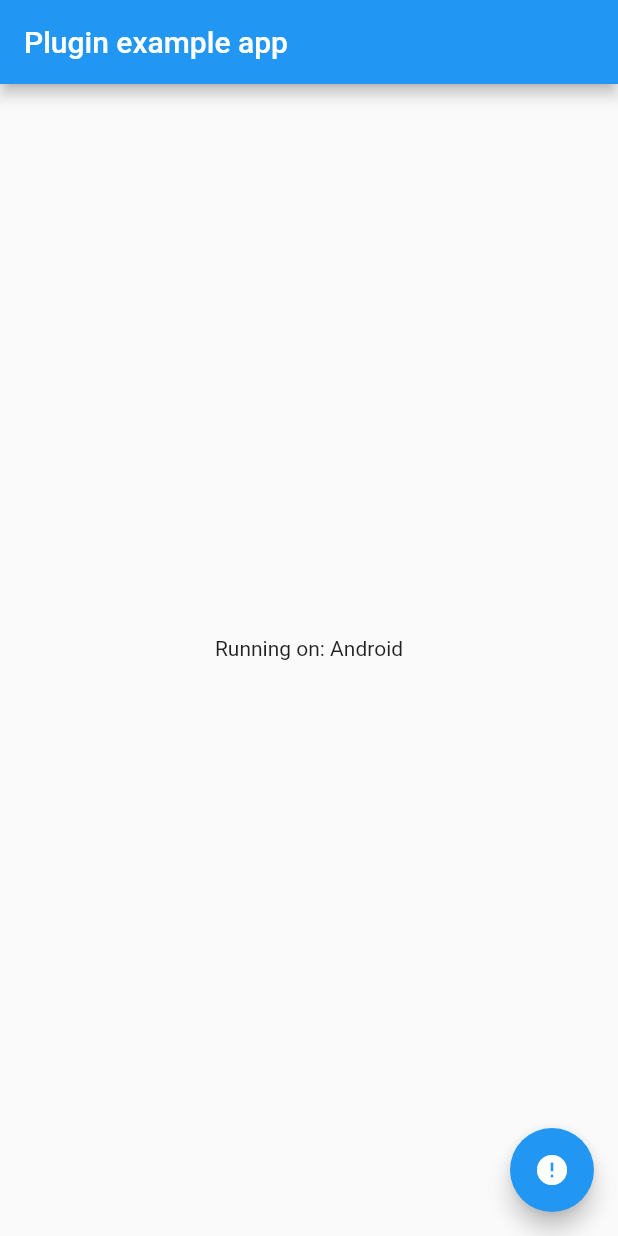
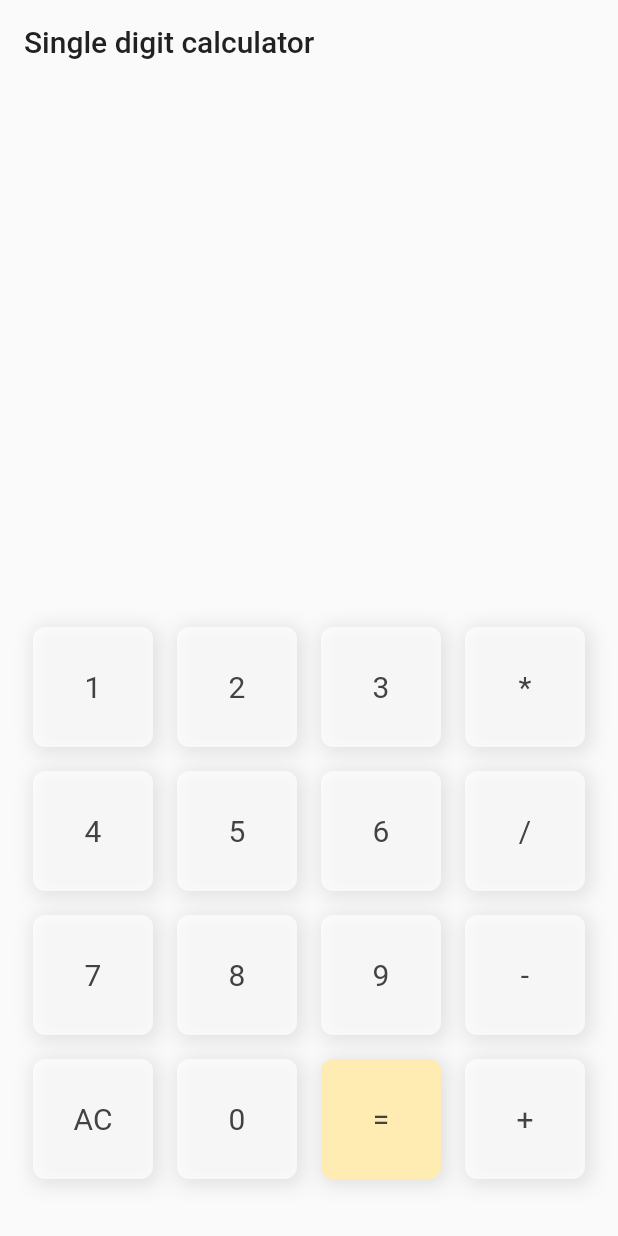
Before and after one commit to samarjeetr2001/error-tracker, a Flutter app: the screen it shows after launch, on a phone screen of 412 x 824 dp. Run offline on Flutter 3.47's test engine with Material 2 defaults, Android fonts, the phone set to English and light mode, and no system bars; our stand-ins replace dio, get, plugin_platform_interface.

Commit message:
demo app

```diff
--- /dev/null
+++ b/example/lib/calculator_view.dart
@@ -0,0 +1,174 @@
+import 'package:flutter/material.dart';
+import 'package:get/get.dart';
+
+import 'calculator_repository.dart';
+
+class Calculator extends StatefulWidget {
+  const Calculator({Key? key}) : super(key: key);
+
+  @override
+  State<Calculator> createState() => _CalculatorState();
+}
+
+class _CalculatorState extends State<Calculator> {
+  int? _num1;
+  int? _num2;
+  num? _result;
+  String? _opt;
+  @override
+  Widget build(BuildContext context) {
+    return Scaffold(
+      appBar: AppBar(
+        title: Text(
+          'Single digit calculator',
+          style: TextStyle(color: Colors.grey.shade900),
+        ),
+        backgroundColor: Colors.transparent,
+        elevation: 0,
+      ),
+      body: Column(
+        children: [
+          Container(
+            alignment: Alignment.bottomRight,
+            width: double.infinity,
+            height: MediaQuery.of(context).size.height * 0.33,
+            padding: const EdgeInsets.only(right: 32, bottom: 16),
+            // color: Colors.white70
+            child: Column(
+              mainAxisAlignment: MainAxisAlignment.end,
+              crossAxisAlignment: CrossAxisAlignment.end,
+              children: [
+                Text('${_num1 ?? ''} ${_opt ?? ''} ${_num2 ?? ''}',
+                    style: TextStyle(
+                        color: Colors.grey.shade800,
+                        fontSize: _result != null ? 24 : 32)),
+                if (_result != null)
+                  Text('$_result',
+                      style:
+                          TextStyle(color: Colors.grey.shade800, fontSize: 32)),
+              ],
+            ),
+          ),
+          const Spacer(),
+          Wrap(
+            children: [
+              button(() => addData('1'), '1'),
+              button(() => addData('2'), '2'),
+              button(() => addData('3'), '3'),
+              button(() => addData('*'), '*'),
+              button(() => addData('4'), '4'),
+              button(() => addData('5'), '5'),
+              button(() => addData('6'), '6'),
+              button(() => addData('/'), '/'),
+              button(() => addData('7'), '7'),
+              button(() => addData('8'), '8'),
+              button(() => addData('9'), '9'),
+              button(() => addData('-'), '-'),
+              button(() {
+                setState(() {
+                  _num1 = null;
+                  _num2 = null;
+                  _result = null;
+                  _opt = null;
+                });
+              }, 'AC'),
+              button(() => addData('0'), '0'),
+              button(
+                () {
+                  if (_num1 != null && _num2 != null && _opt != null) {
+                    CalculatorRepository.calculate(
+                            num1: _num1!, num2: _num2!, opt: _opt!)
+                        .then((value) {
+                      setState(() {
+                        _result = value;
+                      });
+                    });
+                  } else {
+                    Get.snackbar('Alert', 'Expression in not complete');
+                  }
+                },
+                '=',
+                color: Colors.amber.shade100,
+              ),
+              button(() => addData('+'), '+'),
+            ],
+          ),
+          const SizedBox(height: 30),
+        ],
+      ),
+    );
+  }
+
+  Padding button(Function()? onTap, String text, {Color? color}) {
+    return Padding(
+      padding: const EdgeInsets.all(8.0),
+      child: InkWell(
+        onTap: onTap,
+        child: Container(
+          width: 80,
+          height: 80,
+          decoration: boxDecoration(color: color),
+          child: Center(
+            child: Text(
+              text,
+              style: TextStyle(color: Colors.grey.shade800, fontSize: 20),
+            ),
+          ),
+        ),
+      ),
+    );
+  }
+
+  BoxDecoration boxDecoration({Color? color}) {
+    return BoxDecoration(
+      color: color ?? Colors.white70,
+      borderRadius: const BorderRadius.all(Radius.circular(8)),
+      boxShadow: [
+        BoxShadow(
+          color: Colors.grey.shade300,
+          offset: const Offset(2, 2),
+          blurRadius: 10,
+          spreadRadius: 2,
+        ),
+      ],
+    );
+  }
+
+  bool isNumber(String text) {
+    return '0123456789'.split('').contains(text);
+  }
+
+  bool isOperator(String text) {
+    return '+-*/'.split('').contains(text);
+  }
+
+  void addData(String value) {
+    if (_num1 == null) {
+      if (isNumber(value)) {
+        setState(() {
+          _num1 = int.parse(value);
+        });
+      } else {
+        Get.snackbar('Alert', 'Please enter a number');
+      }
+    } else if (_opt == null) {
+      if (isOperator(value)) {
+        setState(() {
+          _opt = value;
+        });
+      } else {
+        Get.snackbar('Alert', 'Please enter an operator');
+      }
+    } else if (_num2 == null) {
+      if (isNumber(value)) {
+        setState(() {
+          _num2 = int.parse(value);
+        });
+      } else {
+        Get.snackbar('Alert', 'Please enter a number');
+      }
+    } else {
+      Get.snackbar('Alert', 'Click on = to calculate');
+    }
+  }
+}
--- a/example/lib/main.dart
+++ b/example/lib/main.dart
@@ -1,18 +1,23 @@
-import 'dart:developer';
-
 import 'package:flutter/material.dart';
 
 import 'package:errortracker/errortracker.dart';
+import 'package:get/get.dart';
 
-import 'calculator.dart';
+import 'calculator_view.dart';
 
 void main() {
   Errortracker.initialize(
     () => runApp(const MyApp()),
     url: 'https://example.com/error',
     onError: (error, stackTrace) {
-      log('Unhandled exception',
-          name: 'Errortracker', error: error, stackTrace: stackTrace);
+      dynamic errorMessage = error;
+      Get.snackbar('Unhandeled Exception', '${errorMessage.message}' '',
+          backgroundColor: Colors.red,
+          colorText: Colors.white,
+          icon: const Icon(
+            Icons.error,
+            color: Colors.white,
+          ));
     },
   );
 }
@@ -32,21 +37,8 @@ class _MyAppState extends State<MyApp> {
 
   @override
   Widget build(BuildContext context) {
-    return MaterialApp(
-      home: Scaffold(
-        appBar: AppBar(
-          title: const Text('Plugin example app'),
-        ),
-        body: const Center(
-          child: Text('Running on: Android\n'),
-        ),
-        floatingActionButton: FloatingActionButton(
-          onPressed: () {
-            CalculatorRepository.calculate();
-          },
-          child: const Icon(Icons.error),
-        ),
-      ),
+    return const GetMaterialApp(
+      home: Calculator(),
     );
   }
 }
--- a/example/pubspec.yaml
+++ b/example/pubspec.yaml
@@ -29,6 +29,7 @@ dependencies:
   # The following adds the Cupertino Icons font to your application.
   # Use with the CupertinoIcons class for iOS style icons.
   cupertino_icons: ^1.0.2
+  get: ^4.6.5
 
 dev_dependencies:
   flutter_test:
```
Also changed, not shown: example/lib/calculator_repository.dart (renamed from example/lib/calculator.dart, +6 -5 lines), example/pubspec.lock.
